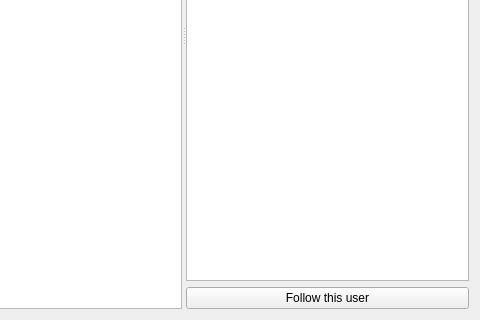
Old version of the form src/ui/member_search.ui in the repository whirm/tgs-pc; both pictures show x 113 to 593 and y 251 to 571 of the 593 by 571 pixel window.
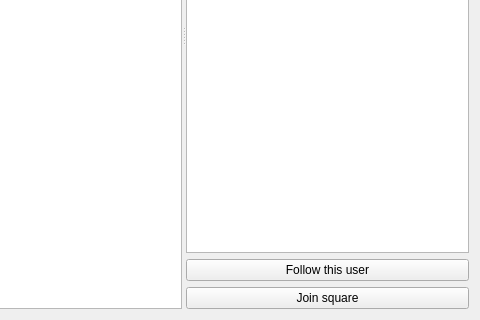
New version of the form. Icons and pictures are not drawn.

Commit message: Add join square button in the member search dialog

```diff
--- a/src/ui/member_search.ui
+++ b/src/ui/member_search.ui
@@ -205,6 +205,19 @@
          </property>
         </widget>
        </item>
+       <item>
+        <widget class="QPushButton" name="joinSquare_btn">
+         <property name="sizePolicy">
+          <sizepolicy hsizetype="Expanding" vsizetype="Fixed">
+           <horstretch>0</horstretch>
+           <verstretch>0</verstretch>
+          </sizepolicy>
+         </property>
+         <property name="text">
+          <string>Join square</string>
+         </property>
+        </widget>
+       </item>
       </layout>
      </widget>
     </widget>
```
